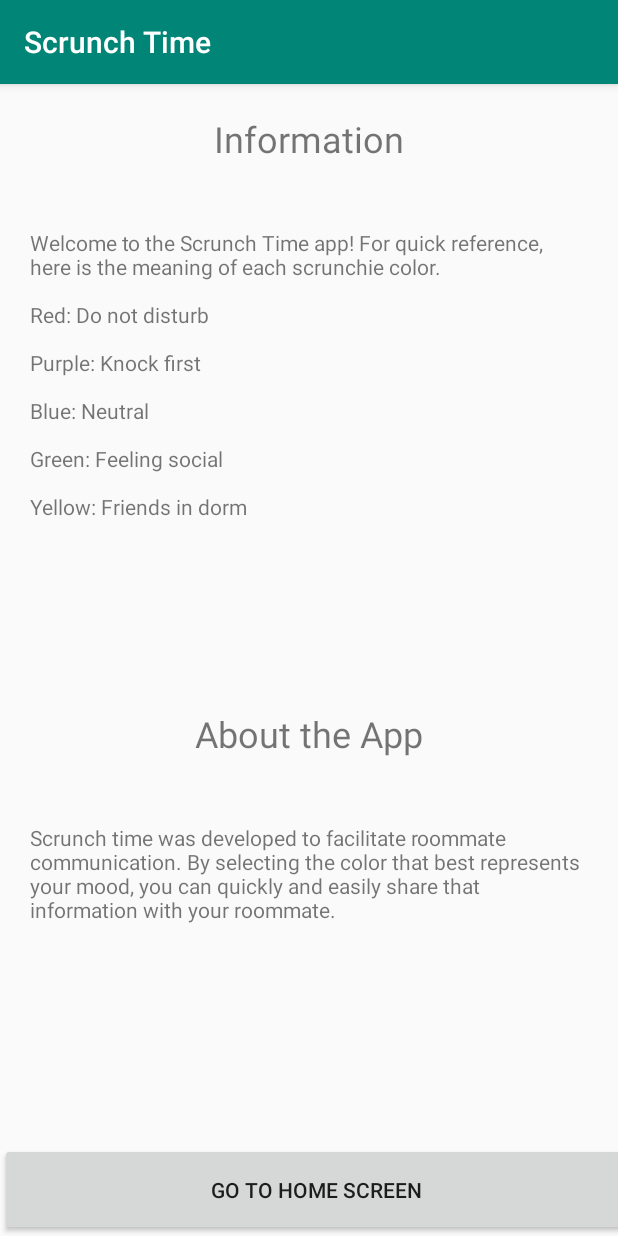
After one commit to ddykiel/ScrunchTime, an Android app: the InfoScreen screen opened directly, with no data from a screen before it, on a phone screen of 412 x 824 dp. The commit adds this screen. Run offline under Robolectric (Android 15) with nearby library versions, the phone set to English and light mode, and no system bars.

Commit message:
Added InfoScreen - has some bugs

```diff
--- a/app/src/main/AndroidManifest.xml
+++ b/app/src/main/AndroidManifest.xml
@@ -9,7 +9,8 @@
         android:roundIcon="@mipmap/ic_launcher_round"
         android:supportsRtl="true"
         android:theme="@style/AppTheme">
-        <activity android:name=".HomeScreen"></activity>
+        <activity android:name=".InfoScreen"></activity>
+        <activity android:name=".HomeScreen" />
         <activity android:name=".WelcomeScreen" />
         <activity android:name=".MainActivity">
             <intent-filter>
--- /dev/null
+++ b/app/src/main/java/github/io/ddykiel/InfoScreen.java
@@ -0,0 +1,36 @@
+package github.io.ddykiel;
+
+import androidx.appcompat.app.AppCompatActivity;
+
+import android.content.Intent;
+import android.os.Bundle;
+import android.view.View;
+import android.widget.Button;
+
+public class InfoScreen extends AppCompatActivity {
+
+    @Override
+    protected void onCreate(Bundle savedInstanceState) {
+        super.onCreate(savedInstanceState);
+        setContentView(R.layout.activity_info_screen);
+
+        Button buttonHomeScreen = (Button) findViewById(R.id.buttonHomeScreen);
+
+        Intent intent = getIntent();
+        final RoomModel userRoom = (RoomModel) intent.getSerializableExtra("userRoom");
+        final RoommateModel user = (RoommateModel) intent.getSerializableExtra("user");
+        final RoommateModel firstRoomie = (RoommateModel) intent.getSerializableExtra("firstRoomie");
+
+        buttonHomeScreen.setOnClickListener(new View.OnClickListener(){
+            @Override
+            public void onClick(View view) {
+                Intent startIntent = new Intent(getApplicationContext(), HomeScreen.class);
+                startIntent.putExtra("userRoom", userRoom);
+                startIntent.putExtra("user", user);
+                startIntent.putExtra("firstRoomie", firstRoomie);
+                startActivity(startIntent);
+            }
+        });
+
+    }
+}
--- /dev/null
+++ b/app/src/main/res/layout/activity_info_screen.xml
@@ -0,0 +1,64 @@
+<?xml version="1.0" encoding="utf-8"?>
+<LinearLayout xmlns:android="http://schemas.android.com/apk/res/android"    xmlns:app="http://schemas.android.com/apk/res-auto"
+xmlns:tools="http://schemas.android.com/tools"
+android:layout_width="match_parent"
+android:layout_height="match_parent"
+tools:context=".InfoScreen"
+    android:orientation="vertical">
+
+
+    <TextView
+        android:id="@+id/textViewInformationTitle"
+        android:layout_width="wrap_content"
+        android:layout_height="wrap_content"
+        android:layout_weight="1"
+        android:paddingLeft="20dp"
+        android:paddingRight="20dp"
+        android:paddingTop="20dp"
+        android:paddingBottom="20dp"
+        android:text="Information"
+        android:layout_gravity="center"
+        android:textSize="24sp"
+        />
+
+    <TextView
+        android:id="@+id/textViewColorCode"
+        android:layout_width="wrap_content"
+        android:layout_height="317dp"
+        android:layout_weight="1"
+        android:paddingLeft="20dp"
+        android:paddingTop="20dp"
+        android:paddingRight="20dp"
+        android:paddingBottom="20dp"
+        android:text="@string/InfoScreenColors" />
+
+    <TextView
+        android:id="@+id/textViewAboutAppTitle"
+        android:layout_width="wrap_content"
+        android:layout_height="wrap_content"
+        android:layout_weight="1"
+        android:paddingLeft="20dp"
+        android:paddingRight="20dp"
+        android:paddingTop="20dp"
+        android:paddingBottom="20dp"
+        android:text="About the App"
+        android:layout_gravity="center"
+        android:textSize="24sp" />
+
+    <TextView
+        android:id="@+id/textViewAboutApp"
+        android:layout_width="wrap_content"
+        android:layout_height="233dp"
+        android:paddingLeft="20dp"
+        android:paddingTop="20dp"
+        android:paddingRight="20dp"
+        android:paddingBottom="20dp"
+        android:text="@string/InfoScreenAboutApp" />
+
+    <Button
+        android:id="@+id/buttonHomeScreen"
+        android:layout_width="421dp"
+        android:layout_height="wrap_content"
+        android:layout_weight="4"
+        android:text="Go to Home Screen" />
+</LinearLayout>
--- a/app/src/main/res/values/strings.xml
+++ b/app/src/main/res/values/strings.xml
@@ -4,4 +4,15 @@
     <string name="title_home">Home</string>
     <string name="title_dashboard">Dashboard</string>
     <string name="title_notifications">Notifications</string>
+    <string name="InfoScreenColors">
+    Welcome to the Scrunch Time app! For quick reference, here is the meaning of each scrunchie color.
+        \n\nRed: Do not disturb
+        \n\nPurple: Knock first
+        \n\nBlue: Neutral
+        \n\nGreen: Feeling social
+        \n\nYellow: Friends in dorm
+    </string>
+    <string name="InfoScreenAboutApp">
+        Scrunch time was developed to facilitate roommate communication. By selecting the color that best represents your mood, you can quickly and easily share that information with your roommate.
+    </string>
 </resources>
```
Also changed, not shown: app/src/main/java/github/io/ddykiel/HomeScreen.java (+16 -30 lines), app/src/main/java/github/io/ddykiel/ServerTranslator.java (+15 -2 lines), app/src/main/java/github/io/ddykiel/WelcomeScreen.java (+0 -12 lines).
